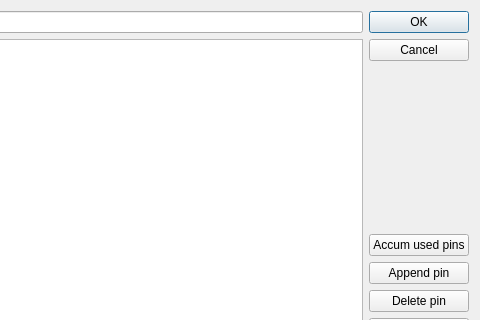
Above: windows/SdDPads.ui from usiksan/SaliCAD before the change; both pictures show x 233 to 713 and y 0 to 320 of the 713 by 571 pixel window. Below: the same form after it.
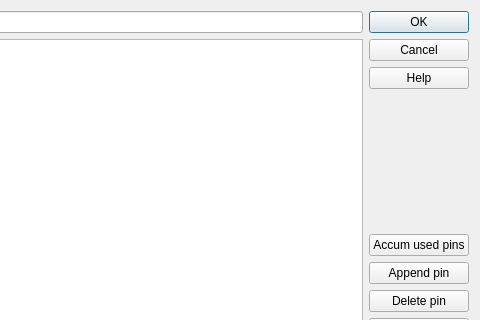
That is the form after the change.

Commit message: Append pads description and SdDPadMaster help.

What changed in the file:
```diff
--- a/windows/SdDPads.ui
+++ b/windows/SdDPads.ui
@@ -49,7 +49,7 @@
         <enum>Qt::Vertical</enum>
        </property>
        <property name="standardButtons">
-        <set>QDialogButtonBox::Cancel|QDialogButtonBox::Ok</set>
+        <set>QDialogButtonBox::Cancel|QDialogButtonBox::Help|QDialogButtonBox::Ok</set>
        </property>
       </widget>
      </item>
```
Left out of the diff: 2 changed lines with no effect on the pictures. The commit also changes 7 other files.
